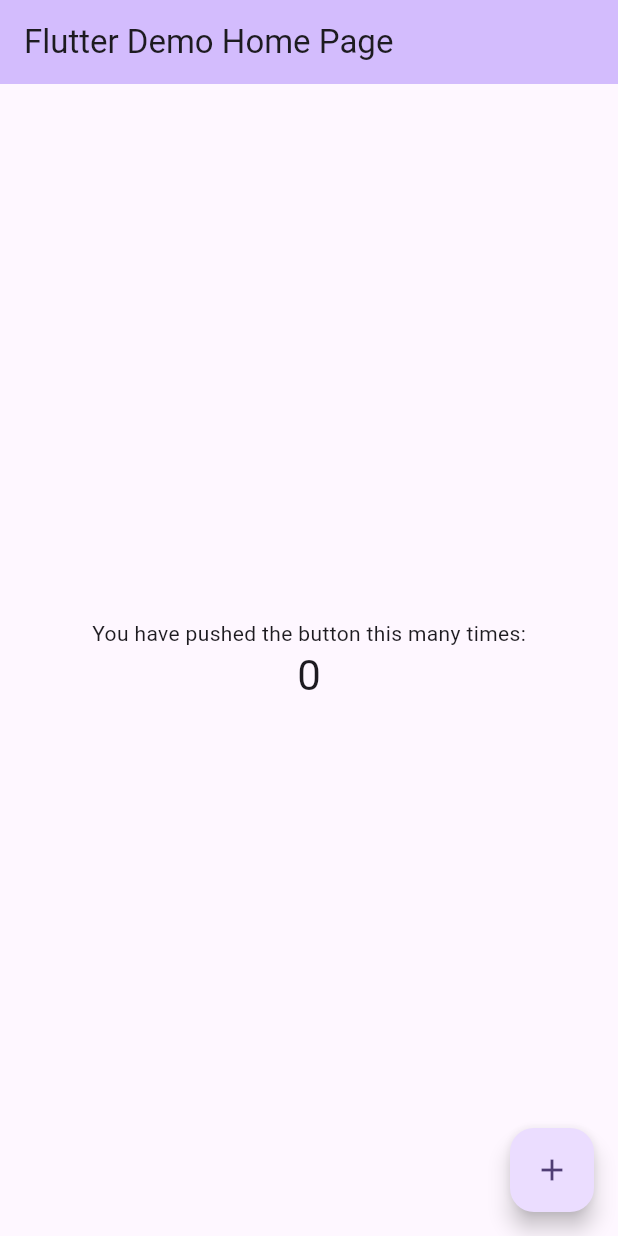
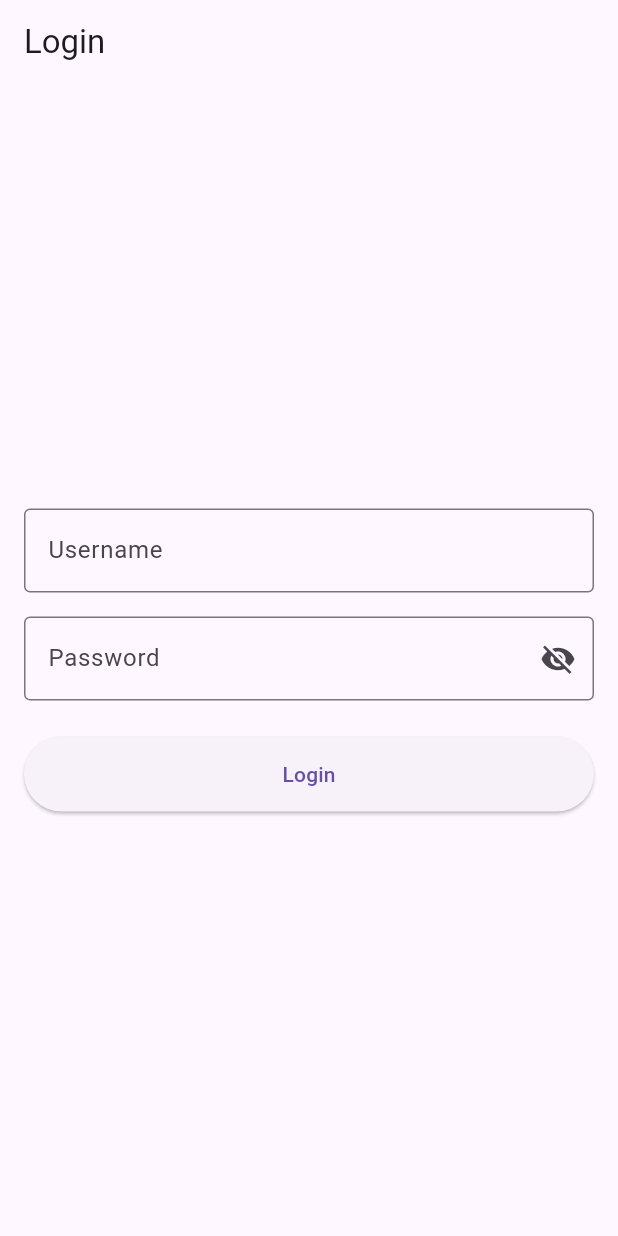
Before and after one commit to margunwa123/flutter_cart_app, a Flutter app: the screen it shows after launch, on a phone screen of 412 x 824 dp. Run offline on Flutter 3.47's test engine with Material 3 defaults, Android fonts, the phone set to English and light mode, and no system bars; our stand-ins replace dio, flutter_bloc.

Commit message:
feat: add auth usecases

```diff
--- /dev/null
+++ b/lib/data/repositories/auth_repository.dart
@@ -0,0 +1,5 @@
+import 'package:ecommerce_app/domain/entities/user.dart';
+
+abstract class AuthRepository {
+  Future<User> login(String username, String password);
+}
--- /dev/null
+++ b/lib/data/repositories/auth_repository_impl.dart
@@ -0,0 +1,14 @@
+import 'package:ecommerce_app/data/datasources/api_client.dart';
+import 'package:ecommerce_app/data/repositories/auth_repository.dart';
+import 'package:ecommerce_app/domain/entities/user.dart';
+
+class AuthRepositoryImpl implements AuthRepository {
+  final ApiClient apiClient;
+
+  AuthRepositoryImpl(this.apiClient);
+
+  @override
+  Future<User> login(String username, String password) {
+    return apiClient.login(username, password);
+  }
+}
--- /dev/null
+++ b/lib/domain/entities/user.dart
@@ -0,0 +1,11 @@
+class User {
+  final int id;
+  final String username;
+  final String token;
+
+  User({
+    required this.id,
+    required this.username,
+    required this.token,
+  });
+}
--- /dev/null
+++ b/lib/domain/usecases/auth_usecase.dart
@@ -0,0 +1,15 @@
+import 'package:ecommerce_app/data/repositories/auth_repository.dart';
+import 'package:ecommerce_app/domain/entities/user.dart';
+
+class AuthUseCase {
+  final AuthRepository repository;
+
+  AuthUseCase(this.repository);
+
+  Future<User> login(String username, String password) {
+    if (username.length < 8 || password.length < 8) {
+      throw Exception('Username and password must be at least 8 characters');
+    }
+    return repository.login(username, password);
+  }
+}
--- a/lib/main.dart
+++ b/lib/main.dart
@@ -1,122 +1,42 @@
+import 'package:dio/dio.dart';
+import 'package:ecommerce_app/data/datasources/api_client.dart';
+import 'package:ecommerce_app/data/repositories/auth_repository_impl.dart';
+import 'package:ecommerce_app/domain/usecases/auth_usecase.dart';
+import 'package:ecommerce_app/presentation/blocs/auth/auth_bloc.dart';
+import 'package:ecommerce_app/presentation/pages/login_page.dart';
 import 'package:flutter/material.dart';
+import 'package:flutter_bloc/flutter_bloc.dart';
 
 void main() {
-  runApp(const MyApp());
+  runApp(MyApp());
 }
 
 class MyApp extends StatelessWidget {
-  const MyApp({super.key});
+  final Dio dio = Dio();
 
-  // This widget is the root of your application.
+  MyApp({Key? key}) : super(key: key);
+
   @override
   Widget build(BuildContext context) {
-    return MaterialApp(
-      title: 'Flutter Demo',
-      theme: ThemeData(
-        // This is the theme of your application.
-        //
-        // TRY THIS: Try running your application with "flutter run". You'll see
-        // the application has a purple toolbar. Then, without quitting the app,
-        // try changing the seedColor in the colorScheme below to Colors.green
-        // and then invoke "hot reload" (save your changes or press the "hot
-        // reload" button in a Flutter-supported IDE, or press "r" if you used
-        // the command line to start the app).
-        //
-        // Notice that the counter didn't reset back to zero; the application
-        // state is not lost during the reload. To reset the state, use hot
-        // restart instead.
-        //
-        // This works for code too, not just values: Most code changes can be
-        // tested with just a hot reload.
-        colorScheme: ColorScheme.fromSeed(seedColor: Colors.deepPurple),
+    final apiClient = ApiClient(dio);
+
+    final authRepository = AuthRepositoryImpl(apiClient);
+
+    final authUseCase = AuthUseCase(authRepository);
+
+    return MultiBlocProvider(
+      providers: [
+        BlocProvider<AuthBloc>(create: (context) => AuthBloc(authUseCase)),
+      ],
+      child: MaterialApp(
+        title: 'E-Commerce App',
+        theme: ThemeData(
+          primarySwatch: Colors.blue,
+          visualDensity: VisualDensity.adaptivePlatformDensity,
+        ),
+        home: const LoginPage(),
+        routes: {'/login': (context) => const LoginPage()},
       ),
-      home: const MyHomePage(title: 'Flutter Demo Home Page'),
     );
   }
 }
-
-class MyHomePage extends StatefulWidget {
-  const MyHomePage({super.key, required this.title});
-
-  // This widget is the home page of your application. It is stateful, meaning
-  // that it has a State object (defined below) that contains fields that affect
-  // how it looks.
-
-  // This class is the configuration for the state. It holds the values (in this
-  // case the title) provided by the parent (in this case the App widget) and
-  // used by the build method of the State. Fields in a Widget subclass are
-  // always marked "final".
-
-  final String title;
-
-  @override
-  State<MyHomePage> createState() => _MyHomePageState();
-}
-
-class _MyHomePageState extends State<MyHomePage> {
-  int _counter = 0;
-
-  void _incrementCounter() {
-    setState(() {
-      // This call to setState tells the Flutter framework that something has
-      // changed in this State, which causes it to rerun the build method below
-      // so that the display can reflect the updated values. If we changed
-      // _counter without calling setState(), then the build method would not be
-      // called again, and so nothing would appear to happen.
-      _counter++;
-    });
-  }
-
-  @override
-  Widget build(BuildContext context) {
-    // This method is rerun every time setState is called, for instance as done
-    // by the _incrementCounter method above.
-    //
-    // The Flutter framework has been optimized to make rerunning build methods
-    // fast, so that you can just rebuild anything that needs updating rather
-    // than having to individually change instances of widgets.
-    return Scaffold(
-      appBar: AppBar(
-        // TRY THIS: Try changing the color here to a specific color (to
-        // Colors.amber, perhaps?) and trigger a hot reload to see the AppBar
-        // change color while the other colors stay the same.
-        backgroundColor: Theme.of(context).colorScheme.inversePrimary,
-        // Here we take the value from the MyHomePage object that was created by
-        // the App.build method, and use it to set our appbar title.
-        title: Text(widget.title),
-      ),
-      body: Center(
-        // Center is a layout widget. It takes a single child and positions it
-        // in the middle of the parent.
-        child: Column(
-          // Column is also a layout widget. It takes a list of children and
-          // arranges them vertically. By default, it sizes itself to fit its
-          // children horizontally, and tries to be as tall as its parent.
-          //
-          // Column has various properties to control how it sizes itself and
-          // how it positions its children. Here we use mainAxisAlignment to
-          // center the children vertically; the main axis here is the vertical
-          // axis because Columns are vertical (the cross axis would be
-          // horizontal).
-          //
-          // TRY THIS: Invoke "debug painting" (choose the "Toggle Debug Paint"
-          // action in the IDE, or press "p" in the console), to see the
-          // wireframe for each widget.
-          mainAxisAlignment: MainAxisAlignment.center,
-          children: <Widget>[
-            const Text('You have pushed the button this many times:'),
-            Text(
-              '$_counter',
-              style: Theme.of(context).textTheme.headlineMedium,
-            ),
-          ],
-        ),
-      ),
-      floatingActionButton: FloatingActionButton(
-        onPressed: _incrementCounter,
-        tooltip: 'Increment',
-        child: const Icon(Icons.add),
-      ), // This trailing comma makes auto-formatting nicer for build methods.
-    );
-  }
-}
--- /dev/null
+++ b/lib/presentation/blocs/auth/auth_bloc.dart
@@ -0,0 +1,27 @@
+import 'package:ecommerce_app/domain/usecases/auth_usecase.dart';
+import 'package:ecommerce_app/presentation/blocs/auth/auth_event.dart';
+import 'package:ecommerce_app/presentation/blocs/auth/auth_state.dart';
+import 'package:flutter_bloc/flutter_bloc.dart';
+
+class AuthBloc extends Bloc<AuthEvent, AuthState> {
+  final AuthUseCase authUseCase;
+
+  AuthBloc(this.authUseCase) : super(AuthInitial()) {
+    on<LoginEvent>(_onLogin);
+    on<LogoutEvent>(_onLogout);
+  }
+
+  Future<void> _onLogin(LoginEvent event, Emitter<AuthState> emit) async {
+    emit(AuthLoading());
+    try {
+      final user = await authUseCase.login(event.username, event.password);
+      emit(AuthAuthenticated(user));
+    } catch (e) {
+      emit(AuthError(e.toString()));
+    }
+  }
+
+  void _onLogout(LogoutEvent event, Emitter<AuthState> emit) {
+    emit(AuthUnauthenticated());
+  }
+}
--- /dev/null
+++ b/lib/presentation/blocs/auth/auth_event.dart
@@ -0,0 +1,10 @@
+abstract class AuthEvent {}
+
+class LoginEvent extends AuthEvent {
+  final String username;
+  final String password;
+
+  LoginEvent({required this.username, required this.password});
+}
+
+class LogoutEvent extends AuthEvent {}
--- /dev/null
+++ b/lib/presentation/blocs/auth/auth_state.dart
@@ -0,0 +1,21 @@
+import 'package:ecommerce_app/domain/entities/user.dart';
+
+abstract class AuthState {}
+
+class AuthInitial extends AuthState {}
+
+class AuthLoading extends AuthState {}
+
+class AuthAuthenticated extends AuthState {
+  final User user;
+
+  AuthAuthenticated(this.user);
+}
+
+class AuthUnauthenticated extends AuthState {}
+
+class AuthError extends AuthState {
+  final String message;
+
+  AuthError(this.message);
+}
--- /dev/null
+++ b/lib/presentation/pages/login_page.dart
@@ -0,0 +1,132 @@
+import 'package:ecommerce_app/presentation/blocs/auth/auth_bloc.dart';
+import 'package:ecommerce_app/presentation/blocs/auth/auth_event.dart';
+import 'package:ecommerce_app/presentation/blocs/auth/auth_state.dart';
+import 'package:flutter/material.dart';
+import 'package:flutter_bloc/flutter_bloc.dart';
+
+class LoginPage extends StatefulWidget {
+  const LoginPage({Key? key}) : super(key: key);
+
+  @override
+  State<LoginPage> createState() => _LoginPageState();
+}
+
+class _LoginPageState extends State<LoginPage> {
+  final _formKey = GlobalKey<FormState>();
+  final _usernameController = TextEditingController();
+  final _passwordController = TextEditingController();
+  bool _isPasswordVisible = false;
+
+  @override
+  void dispose() {
+    _usernameController.dispose();
+    _passwordController.dispose();
+    super.dispose();
+  }
+
+  @override
+  Widget build(BuildContext context) {
+    return Scaffold(
+      appBar: AppBar(title: const Text('Login')),
+      body: BlocConsumer<AuthBloc, AuthState>(
+        listener: (context, state) {
+          if (state is AuthAuthenticated) {
+            ScaffoldMessenger.of(
+              context,
+            ).showSnackBar(const SnackBar(content: Text('Login successful')));
+            Navigator.pushReplacementNamed(context, '/cart');
+          } else if (state is AuthError) {
+            ScaffoldMessenger.of(
+              context,
+            ).showSnackBar(SnackBar(content: Text(state.message)));
+          }
+        },
+        builder: (context, state) {
+          return Padding(
+            padding: const EdgeInsets.all(16.0),
+            child: Form(
+              key: _formKey,
+              child: Column(
+                mainAxisAlignment: MainAxisAlignment.center,
+                children: [
+                  TextFormField(
+                    controller: _usernameController,
+                    decoration: const InputDecoration(
+                      labelText: 'Username',
+                      border: OutlineInputBorder(),
+                    ),
+                    validator: (value) {
+                      if (value == null || value.isEmpty) {
+                        return 'Please enter your username';
+                      }
+                      if (value.length < 8) {
+                        return 'Username must be at least 8 characters';
+                      }
+                      return null;
+                    },
+                  ),
+                  const SizedBox(height: 16),
+                  TextFormField(
+                    controller: _passwordController,
+                    obscureText: !_isPasswordVisible,
+                    decoration: InputDecoration(
+                      labelText: 'Password',
+                      border: const OutlineInputBorder(),
+                      suffixIcon: IconButton(
+                        icon: Icon(
+                          _isPasswordVisible
+                              ? Icons.visibility
+                              : Icons.visibility_off,
+                        ),
+                        onPressed: () {
+                          setState(() {
+                            _isPasswordVisible = !_isPasswordVisible;
+                          });
+                        },
+                      ),
+                    ),
+                    validator: (value) {
+                      if (value == null || value.isEmpty) {
+                        return 'Please enter your password';
+                      }
+                      if (value.length < 8) {
+                        return 'Password must be at least 8 characters';
+                      }
+                      return null;
+                    },
+                  ),
+                  const SizedBox(height: 24),
+                  SizedBox(
+                    width: double.infinity,
+                    height: 50,
+                    child: ElevatedButton(
+                      onPressed:
+                          state is AuthLoading
+                              ? null
+                              : () {
+                                if (_formKey.currentState!.validate()) {
+                                  context.read<AuthBloc>().add(
+                                    LoginEvent(
+                                      username: _usernameController.text,
+                                      password: _passwordController.text,
+                                    ),
+                                  );
+                                }
+                              },
+                      child:
+                          state is AuthLoading
+                              ? const CircularProgressIndicator(
+                                color: Colors.white,
+                              )
+                              : const Text('Login'),
+                    ),
+                  ),
+                ],
+              ),
+            ),
+          );
+        },
+      ),
+    );
+  }
+}
```
Also changed, not shown: lib/data/datasources/api_client.dart (added, +97 -0 lines), pubspec.yaml (+7 -72 lines), pubspec.lock.
